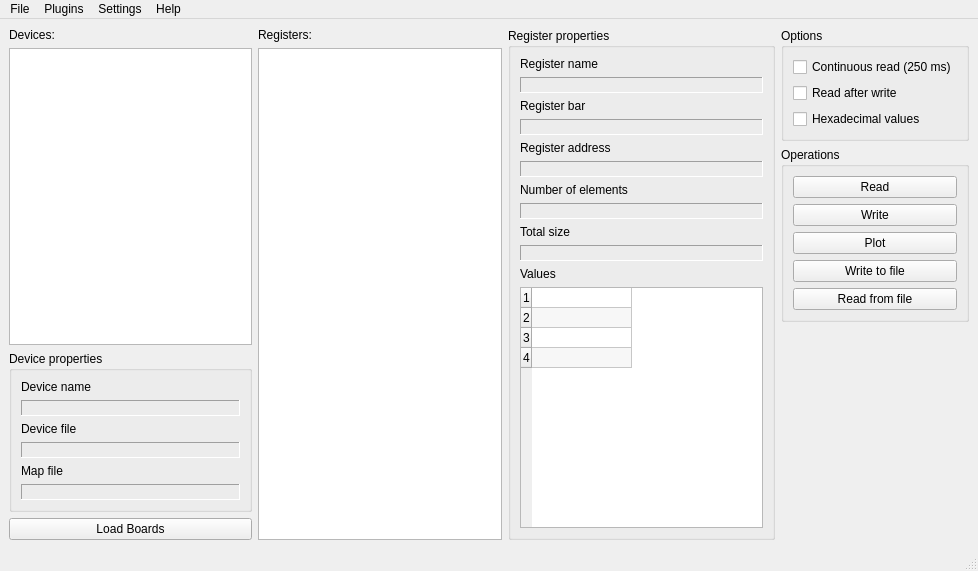
This is QtHardMonForm.ui in ChimeraTK/QtHardMon as Qt 5 draws it before an edit. The edited form follows.
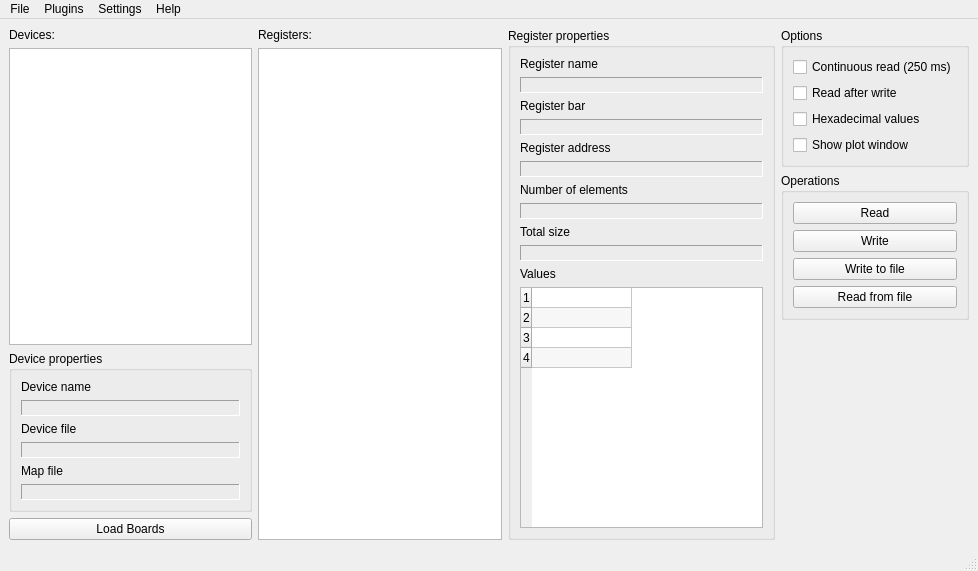
This is the edited form.

Commit message: Rewrote the plot window interface. First usable plotting version.

What changed in the file:
```diff
--- a/QtHardMonForm.ui
+++ b/QtHardMonForm.ui
@@ -305,6 +305,13 @@
            </property>
           </widget>
          </item>
+         <item>
+          <widget class="QCheckBox" name="showPlotWindowCheckBox">
+           <property name="text">
+            <string>Show plot window</string>
+           </property>
+          </widget>
+         </item>
         </layout>
        </widget>
       </item>
@@ -328,13 +335,6 @@
            </property>
           </widget>
          </item>
-         <item>
-          <widget class="QPushButton" name="plotButton">
-           <property name="text">
-            <string>Plot</string>
-           </property>
-          </widget>
-         </item>
          <item>
           <widget class="QPushButton" name="writeToFileButton">
            <property name="text">
```
The commit also changes 6 other files.
